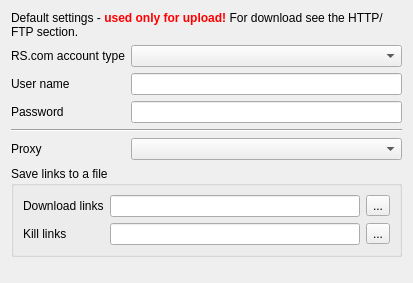
First picture: the form in src/engines/RapidshareOptsForm.ui, repository LubosD/fatrat, before the edit.
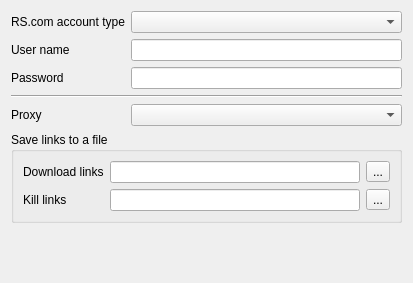
Second picture: the form after the edit.

Commit message: Added support for free RS.com downloads

```diff
--- a/src/engines/RapidshareOptsForm.ui
+++ b/src/engines/RapidshareOptsForm.ui
@@ -13,71 +13,58 @@
    <string>RapidShare.com</string>
   </property>
   <layout class="QGridLayout" >
-   <item row="0" column="0" colspan="2" >
-    <widget class="QLabel" name="labelSettings" >
-     <property name="text" >
-      <string>Default settings - &lt;b>&lt;font color="red">used only for upload!&lt;/font>&lt;/b> For download see the HTTP/FTP section.</string>
-     </property>
-     <property name="scaledContents" >
-      <bool>false</bool>
-     </property>
-     <property name="wordWrap" >
-      <bool>true</bool>
-     </property>
-    </widget>
-   </item>
-   <item row="1" column="0" >
+   <item row="0" column="0" >
     <widget class="QLabel" name="label" >
      <property name="text" >
       <string>RS.com account type</string>
      </property>
     </widget>
    </item>
-   <item row="1" column="1" >
+   <item row="0" column="1" >
     <widget class="QComboBox" name="comboAccount" />
    </item>
-   <item row="2" column="0" >
+   <item row="1" column="0" >
     <widget class="QLabel" name="label_2" >
      <property name="text" >
       <string>User name</string>
      </property>
     </widget>
    </item>
-   <item row="2" column="1" >
+   <item row="1" column="1" >
     <widget class="QLineEdit" name="lineUsername" />
    </item>
-   <item row="3" column="0" >
+   <item row="2" column="0" >
     <widget class="QLabel" name="label_3" >
      <property name="text" >
       <string>Password</string>
      </property>
     </widget>
    </item>
-   <item row="3" column="1" >
+   <item row="2" column="1" >
     <widget class="QLineEdit" name="linePassword" >
      <property name="echoMode" >
       <enum>QLineEdit::Password</enum>
      </property>
     </widget>
    </item>
-   <item row="4" column="0" colspan="2" >
+   <item row="3" column="0" colspan="2" >
     <widget class="Line" name="line" >
      <property name="orientation" >
       <enum>Qt::Horizontal</enum>
      </property>
     </widget>
    </item>
-   <item row="5" column="0" >
+   <item row="4" column="0" >
     <widget class="QLabel" name="label_4" >
      <property name="text" >
       <string>Proxy</string>
      </property>
     </widget>
    </item>
-   <item row="5" column="1" >
+   <item row="4" column="1" >
     <widget class="QComboBox" name="comboProxy" />
    </item>
-   <item row="6" column="0" colspan="2" >
+   <item row="5" column="0" colspan="2" >
     <widget class="QGroupBox" name="groupLinks" >
      <property name="title" >
       <string>Save links to a file</string>
@@ -120,7 +107,7 @@
      </layout>
     </widget>
    </item>
-   <item row="7" column="1" >
+   <item row="6" column="1" >
     <spacer>
      <property name="orientation" >
       <enum>Qt::Vertical</enum>
```
Left out of the diff: 2 changed lines with no effect on the pictures. The commit also changes 9 other files.
